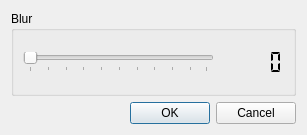
Before: the Qt Designer form src/gui/blur_dialog.ui in CervecerosCodigo/CCIMP, drawn with Qt 5.
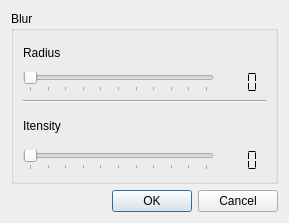
After: the same form once the commit is applied.

Commit message: Ny implementasjon av Blur

Patch:
```diff
--- a/src/gui/blur_dialog.ui
+++ b/src/gui/blur_dialog.ui
@@ -6,8 +6,8 @@
    <rect>
     <x>0</x>
     <y>0</y>
-    <width>307</width>
-    <height>135</height>
+    <width>289</width>
+    <height>223</height>
    </rect>
   </property>
   <property name="sizePolicy">
@@ -19,17 +19,39 @@
   <property name="windowTitle">
    <string>Dialog</string>
   </property>
-  <layout class="QGridLayout" name="gridLayout">
+  <layout class="QGridLayout" name="gridLayout_5">
+   <item row="0" column="0">
+    <layout class="QGridLayout" name="gridLayout_4">
    <item row="0" column="0">
     <widget class="QGroupBox" name="groupBox">
      <property name="title">
       <string>Blur</string>
      </property>
-     <layout class="QGridLayout" name="gridLayout_2">
+       <layout class="QGridLayout" name="gridLayout_3">
       <item row="0" column="0">
-       <layout class="QHBoxLayout" name="horizontalLayout">
+         <layout class="QVBoxLayout" name="verticalLayout_3">
         <item>
-         <widget class="QSlider" name="horizontalSlider">
+           <layout class="QVBoxLayout" name="verticalLayout">
+            <item>
+             <widget class="QLabel" name="label">
+              <property name="sizePolicy">
+               <sizepolicy hsizetype="Maximum" vsizetype="Preferred">
+                <horstretch>0</horstretch>
+                <verstretch>0</verstretch>
+               </sizepolicy>
+              </property>
+              <property name="text">
+               <string>Radius</string>
+              </property>
+             </widget>
+            </item>
+            <item>
+             <layout class="QGridLayout" name="gridLayout">
+              <item row="0" column="0">
+               <widget class="QSlider" name="radiusSlider">
+                <property name="maximum">
+                 <number>100</number>
+                </property>
           <property name="orientation">
            <enum>Qt::Horizontal</enum>
           </property>
@@ -41,18 +63,97 @@
           </property>
          </widget>
         </item>
-        <item>
+              <item row="0" column="1">
          <widget class="QLCDNumber" name="lcdNumber">
+                <property name="sizePolicy">
+                 <sizepolicy hsizetype="Preferred" vsizetype="Preferred">
+                  <horstretch>0</horstretch>
+                  <verstretch>0</verstretch>
+                 </sizepolicy>
+                </property>
           <property name="frameShape">
            <enum>QFrame::NoFrame</enum>
           </property>
           <property name="frameShadow">
            <enum>QFrame::Plain</enum>
           </property>
+                <property name="digitCount">
+                 <number>3</number>
+                </property>
           <property name="segmentStyle">
            <enum>QLCDNumber::Flat</enum>
           </property>
          </widget>
+              </item>
+             </layout>
+            </item>
+           </layout>
+          </item>
+          <item>
+           <widget class="Line" name="line">
+            <property name="orientation">
+             <enum>Qt::Horizontal</enum>
+            </property>
+           </widget>
+          </item>
+         </layout>
+        </item>
+        <item row="1" column="0">
+         <layout class="QVBoxLayout" name="verticalLayout_2">
+          <item>
+           <widget class="QLabel" name="label_2">
+            <property name="sizePolicy">
+             <sizepolicy hsizetype="Maximum" vsizetype="Preferred">
+              <horstretch>0</horstretch>
+              <verstretch>0</verstretch>
+             </sizepolicy>
+            </property>
+            <property name="text">
+             <string>Itensity</string>
+            </property>
+           </widget>
+          </item>
+          <item>
+           <layout class="QGridLayout" name="gridLayout_2">
+            <item row="0" column="0">
+             <widget class="QSlider" name="intensitySlider">
+              <property name="maximum">
+               <number>100</number>
+              </property>
+              <property name="orientation">
+               <enum>Qt::Horizontal</enum>
+              </property>
+              <property name="tickPosition">
+               <enum>QSlider::TicksBelow</enum>
+              </property>
+              <property name="tickInterval">
+               <number>10</number>
+              </property>
+             </widget>
+            </item>
+            <item row="0" column="1">
+             <widget class="QLCDNumber" name="lcdNumber_2">
+              <property name="sizePolicy">
+               <sizepolicy hsizetype="Preferred" vsizetype="Preferred">
+                <horstretch>0</horstretch>
+                <verstretch>0</verstretch>
+               </sizepolicy>
+              </property>
+              <property name="frameShape">
+               <enum>QFrame::NoFrame</enum>
+              </property>
+              <property name="frameShadow">
+               <enum>QFrame::Plain</enum>
+              </property>
+              <property name="digitCount">
+               <number>3</number>
+              </property>
+              <property name="segmentStyle">
+               <enum>QLCDNumber::Flat</enum>
+              </property>
+             </widget>
+            </item>
+           </layout>
         </item>
        </layout>
       </item>
@@ -70,6 +171,8 @@
     </widget>
    </item>
   </layout>
+   </item>
+  </layout>
  </widget>
  <resources/>
  <connections>
```
Left out of the diff: 36 changed lines with no effect on the pictures. Lines whose indentation alone changed are shown as unchanged. The commit also changes 7 other files.
